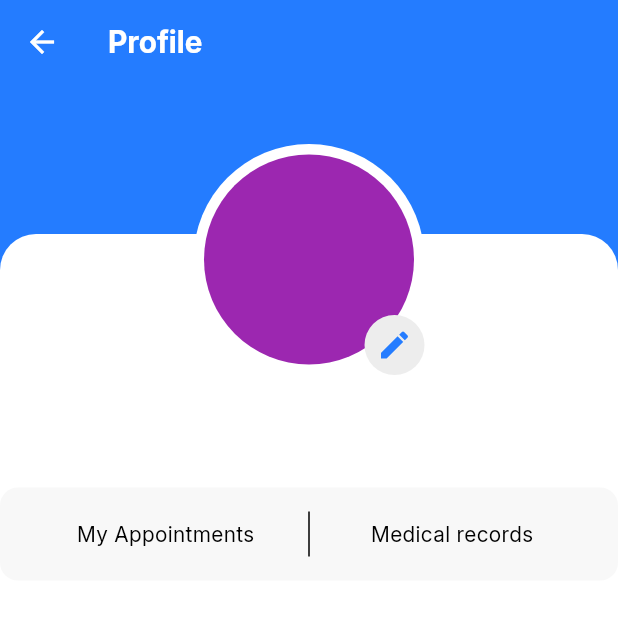
After one commit to medooadel10/doc_doc_app, a Flutter app: the HomeScreen screen opened by its route, after a tap on the "person" icon, on a phone screen of 412 x 824 dp, the top half of it. The commit adds this screen. Run offline on Flutter 3.47's test engine with Material 3 defaults, Android fonts, the phone set to English and light mode, and no system bars; our stand-ins replace cached_network_image, dio, flutter_svg, fluttertoast, pretty_dio_logger, shared_preferences; accounts and stored records are empty; network calls fail.

Commit message:
feat: Add profile and appointments features with corresponding UI and API integration

```diff
--- /dev/null
+++ b/lib/core/app_data.dart
@@ -0,0 +1,3 @@
+import 'package:doc_doc_app/features/home/models/profile_response_model.dart';
+
+UserModel? user;
--- a/lib/core/networking/api_constants.dart
+++ b/lib/core/networking/api_constants.dart
@@ -7,4 +7,6 @@ class ApiConstants {
   static const String specializations = '/specialization/index';
   static const String doctors = '/doctor/index';
   static const String storeAppointment = '/appointment/store';
+  static const String profile = '/user/profile';
+  static const String appointments = '/appointment/index';
 }
--- a/lib/core/router/app_route.dart
+++ b/lib/core/router/app_route.dart
@@ -1,4 +1,6 @@
 import 'package:doc_doc_app/core/router/routes.dart';
+import 'package:doc_doc_app/features/appointments/logic/appointments_provider.dart';
+import 'package:doc_doc_app/features/appointments/ui/appointments_screen.dart';
 import 'package:doc_doc_app/features/doctor_details/logic/doctor_details_provider.dart';
 import 'package:doc_doc_app/features/doctor_details/ui/doctor_details_screen.dart';
 import 'package:doc_doc_app/features/doctors/ui/doctors_screen.dart';
@@ -8,6 +10,7 @@ import 'package:doc_doc_app/features/home/ui/home_screen.dart';
 import 'package:doc_doc_app/features/login/logic/login_provider.dart';
 import 'package:doc_doc_app/features/login/ui/login_screen.dart';
 import 'package:doc_doc_app/features/on_boarding/ui/on_boarding_screen.dart';
+import 'package:doc_doc_app/features/profile/ui/profile_screen.dart';
 import 'package:doc_doc_app/features/register/logic/register_provider.dart';
 import 'package:doc_doc_app/features/register/ui/register_screen.dart';
 import 'package:doc_doc_app/features/splash/ui/splash_screen.dart';
@@ -40,7 +43,8 @@ class AppRoute {
           builder: (context) => ChangeNotifierProvider(
             create: (context) => HomeProvider()
               ..getAllSpecializations()
-              ..getAllDoctors(),
+              ..getAllDoctors()
+              ..getUserProfile(),
             child: HomeScreen(),
           ),
         );
@@ -58,6 +62,15 @@ class AppRoute {
             child: DoctorDetailsScreen(doctor: args),
           ),
         );
+      case Routes.profile:
+        return MaterialPageRoute(builder: (context) => ProfileScreen());
+      case Routes.appointments:
+        return MaterialPageRoute(
+          builder: (context) => ChangeNotifierProvider(
+            create: (context) => AppointmentsProvider()..getAppointments(),
+            child: AppointmentsScreen(),
+          ),
+        );
       default:
         return MaterialPageRoute(builder: (context) => Container());
     }
--- a/lib/core/router/routes.dart
+++ b/lib/core/router/routes.dart
@@ -7,4 +7,6 @@ class Routes {
   static const String home = '/home';
   static const String doctors = '/doctors';
   static const String doctorDetails = '/doctor-details';
+  static const String profile = '/profile';
+  static const String appointments = '/appointments';
 }
--- /dev/null
+++ b/lib/features/appointments/logic/appointments_provider.dart
@@ -0,0 +1,26 @@
+import 'package:doc_doc_app/core/local_storage/shared_prefereneces_helper.dart';
+import 'package:doc_doc_app/core/networking/api_constants.dart';
+import 'package:doc_doc_app/core/networking/dio_factory.dart';
+import 'package:doc_doc_app/features/appointments/models/appointments_response_model.dart';
+import 'package:flutter/material.dart';
+
+class AppointmentsProvider extends ChangeNotifier {
+  List<AppointmentModel> appointments = [];
+
+  void getAppointments() async {
+    try {
+      final token = SharedPreferenecesHelper.getString('token');
+      final response = await DioFactory.getData(
+        ApiConstants.appointments,
+        token: token,
+      );
+      final data = AppointmentsResponseModel.fromJson(response.data);
+      if (data.status) {
+        appointments = data.appointments;
+        notifyListeners();
+      }
+    } catch (e) {
+      print('Error fetching appointments: $e');
+    }
+  }
+}
--- a/lib/features/home/logic/home_provider.dart
+++ b/lib/features/home/logic/home_provider.dart
@@ -1,9 +1,11 @@
 import 'dart:developer';
 
+import 'package:doc_doc_app/core/app_data.dart';
 import 'package:doc_doc_app/core/local_storage/shared_prefereneces_helper.dart';
 import 'package:doc_doc_app/core/networking/api_constants.dart';
 import 'package:doc_doc_app/core/networking/dio_factory.dart';
 import 'package:doc_doc_app/features/home/models/doctors_response_model.dart';
+import 'package:doc_doc_app/features/home/models/profile_response_model.dart';
 import 'package:doc_doc_app/features/home/models/specializations_response_model.dart';
 import 'package:flutter/material.dart';
 
@@ -40,4 +42,18 @@ class HomeProvider extends ChangeNotifier {
       }
     } catch (_) {}
   }
+
+  void getUserProfile() async {
+    try {
+      final token = SharedPreferenecesHelper.getString('token')!;
+      final response = await DioFactory.getData(
+        ApiConstants.profile,
+        token: token,
+      );
+      final data = ProfileResponseModel.fromJson(response.data);
+      if (data.status) {
+        user = data.user;
+      }
+    } catch (e) {}
+  }
 }
--- a/lib/features/home/ui/widgets/home_header.dart
+++ b/lib/features/home/ui/widgets/home_header.dart
@@ -1,3 +1,4 @@
+import 'package:doc_doc_app/core/router/routes.dart';
 import 'package:doc_doc_app/core/style/app_colors.dart';
 import 'package:flutter/material.dart';
 
@@ -27,22 +28,14 @@ class HomeHeader extends StatelessWidget {
             ],
           ),
         ),
-        CircleAvatar(
-          backgroundColor: AppColors.text20Color,
-          radius: 20,
-          child: Stack(
-            clipBehavior: Clip.none,
-            children: [
-              Icon(Icons.notifications_outlined, color: AppColors.text100Color),
-              Positioned(
-                right: 3,
-                top: 1,
-                child: CircleAvatar(
-                  radius: 4,
-                  backgroundColor: Theme.of(context).colorScheme.secondary,
-                ),
-              ),
-            ],
+        GestureDetector(
+          onTap: () {
+            Navigator.pushNamed(context, Routes.profile);
+          },
+          child: CircleAvatar(
+            backgroundColor: AppColors.text20Color,
+            radius: 20,
+            child: Icon(Icons.person, color: AppColors.text100Color),
           ),
         ),
       ],
--- /dev/null
+++ b/lib/features/profile/ui/profile_screen.dart
@@ -0,0 +1,118 @@
+import 'package:doc_doc_app/core/app_data.dart';
+import 'package:doc_doc_app/core/router/routes.dart';
+import 'package:doc_doc_app/core/style/app_colors.dart';
+import 'package:flutter/material.dart';
+
+class ProfileScreen extends StatelessWidget {
+  const ProfileScreen({Key? key}) : super(key: key);
+
+  @override
+  Widget build(BuildContext context) {
+    return Scaffold(
+      backgroundColor: Theme.of(context).colorScheme.primary,
+      appBar: AppBar(
+        title: Text('Profile', style: TextStyle(color: Colors.white)),
+        backgroundColor: Theme.of(context).colorScheme.primary,
+        iconTheme: IconThemeData(color: Colors.white),
+      ),
+      body: Padding(
+        padding: const EdgeInsets.only(top: 100),
+        child: Stack(
+          clipBehavior: Clip.none,
+          alignment: Alignment.center,
+          children: [
+            Container(
+              width: double.infinity,
+              height: double.infinity,
+              padding: EdgeInsets.symmetric(vertical: 100),
+              decoration: BoxDecoration(
+                color: Colors.white,
+                borderRadius: BorderRadius.only(
+                  topLeft: Radius.circular(24),
+                  topRight: Radius.circular(24),
+                ),
+              ),
+              child: Column(
+                mainAxisSize: MainAxisSize.min,
+                spacing: 10,
+                children: [
+                  Text(
+                    user?.name ?? '',
+                    style: TextStyle(fontWeight: FontWeight.bold, fontSize: 20),
+                  ),
+                  Text(
+                    user?.email ?? '',
+                    style: TextStyle(
+                      fontSize: 14,
+                      color: AppColors.text80Color,
+                    ),
+                  ),
+                  Container(
+                    padding: EdgeInsets.all(16),
+                    decoration: BoxDecoration(
+                      color: Color(0xffF8F8F8),
+                      borderRadius: BorderRadius.circular(12),
+                    ),
+                    child: Row(
+                      children: [
+                        Expanded(
+                          child: GestureDetector(
+                            onTap: () {
+                              Navigator.pushNamed(context, Routes.appointments);
+                            },
+                            child: Text(
+                              'My Appointments',
+                              textAlign: TextAlign.center,
+                            ),
+                          ),
+                        ),
+                        SizedBox(
+                          width: 2,
+                          height: 30,
+                          child: VerticalDivider(color: Colors.black),
+                        ),
+                        Expanded(
+                          child: Text(
+                            'Medical records',
+                            textAlign: TextAlign.center,
+                          ),
+                        ),
+                      ],
+                    ),
+                  ),
+                ],
+              ),
+            ),
+            Positioned(
+              top: -60,
+              child: Stack(
+                alignment: Alignment.center,
+                children: [
+                  CircleAvatar(
+                    backgroundColor: Colors.white,
+                    radius: 77,
+                    child: CircleAvatar(
+                      backgroundColor: Colors.purple,
+                      radius: 70,
+                    ),
+                  ),
+                  Positioned(
+                    right: 0,
+                    bottom: 0,
+                    child: CircleAvatar(
+                      backgroundColor: AppColors.text30Color,
+                      child: Icon(
+                        Icons.edit,
+                        color: Theme.of(context).colorScheme.primary,
+                      ),
+                    ),
+                  ),
+                ],
+              ),
+            ),
+          ],
+        ),
+      ),
+    );
+  }
+}
```
Also changed, not shown: lib/features/appointments/models/appointments_response_model.dart (added, +58 -0 lines), lib/features/appointments/ui/appointments_screen.dart (added, +104 -0 lines), lib/features/home/models/profile_response_model.dart (added, +41 -0 lines).
